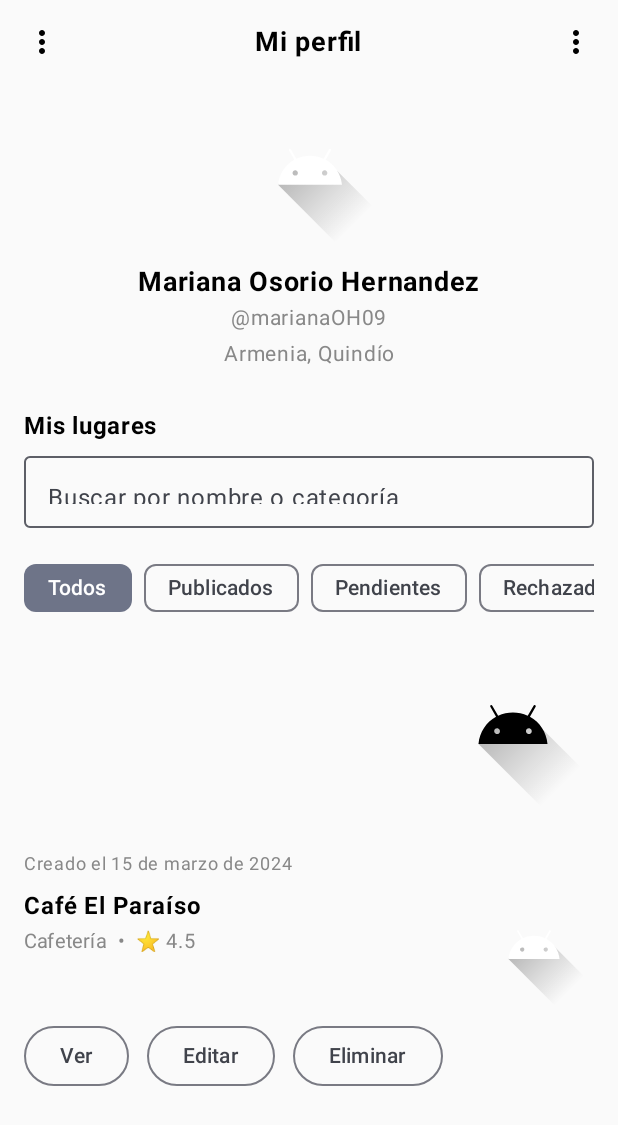
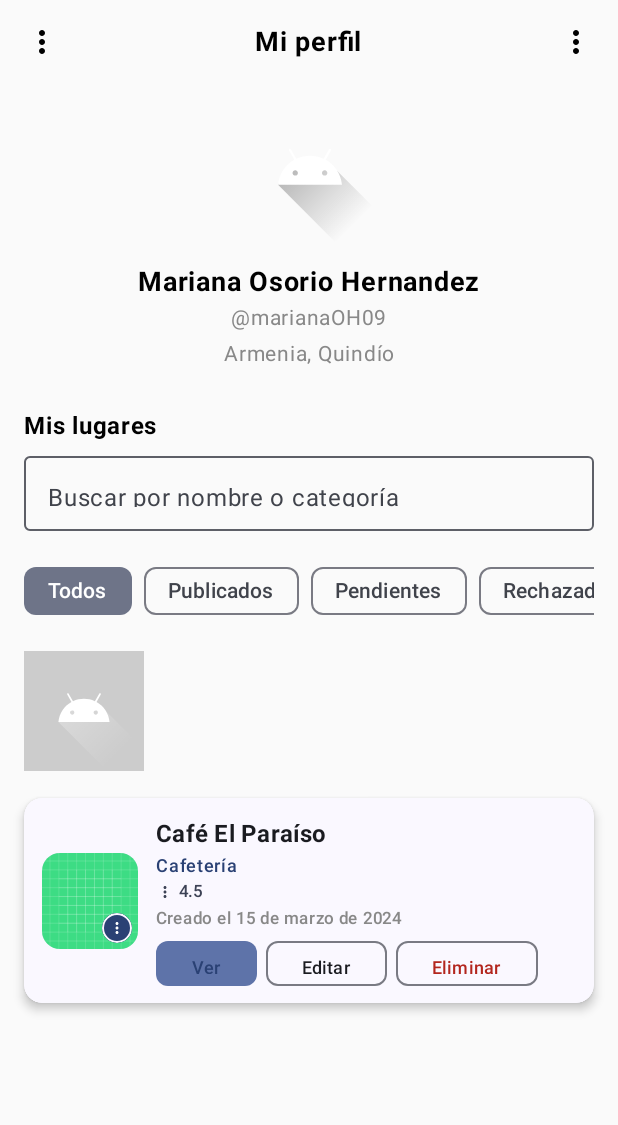
Before and after one commit to dvdm12/unilocal, an Android app built with Jetpack Compose: the HomeUser screen opened through its navigation route, on a phone screen of 412 x 824 dp. Shown: the top 1125 px of the screen. Run offline under Robolectric (Android 15) with nearby library versions, the phone set to English and light mode, and no system bars.

Commit message:
i've added new components like place card and improve it

```diff
--- a/app/src/main/java/com/example/unilocal/ui/screens/user/HomeUser.kt
+++ b/app/src/main/java/com/example/unilocal/ui/screens/user/HomeUser.kt
@@ -1,7 +1,9 @@
 package com.example.unilocal.ui.screens.user
 
 import androidx.compose.foundation.Image
+import androidx.compose.foundation.background
 import androidx.compose.foundation.layout.*
+import androidx.compose.foundation.layout.Arrangement
 import androidx.compose.foundation.lazy.LazyRow
 import androidx.compose.foundation.lazy.items
 import androidx.compose.foundation.rememberScrollState
@@ -87,7 +89,7 @@ fun HomeUser() {
             placeholder = { Text(stringResource(R.string.search_placeholder)) },
             modifier = Modifier
                 .fillMaxWidth()
-                .height(48.dp)
+                .height(50.dp)
         )
 
         Spacer(modifier = Modifier.height(16.dp))
@@ -108,11 +110,13 @@ fun HomeUser() {
         // Ordenar
         Row(
             modifier = Modifier.fillMaxWidth(),
-            horizontalArrangement = Arrangement.End
+            horizontalArrangement = Arrangement.Absolute.Left
         ) {
             Icon(
                 painter = painterResource(id = R.drawable.ic_launcher_foreground), // Cambiar por ícono de filtro
-                contentDescription = stringResource(R.string.sort_content_desc)
+                contentDescription = stringResource(R.string.sort_content_desc),
+                modifier = Modifier.size(80.dp).then(Modifier.background(Color.LightGray)),
+                tint= Color.White
             )
         }
 
@@ -124,64 +128,14 @@ fun HomeUser() {
             name = stringResource(R.string.place_name),
             category = stringResource(R.string.place_category),
             rating = 4.5f,
-            imageRes = R.drawable.ic_launcher_foreground
+            imageRes = R.drawable.ic_launcher_background
         )
     }
 
     // TODO: Puedes añadir aquí un BottomNavigation si lo necesitas globalmente
 }
 
-@Composable
-fun PlaceCard(
-    date: String,
-    name: String,
-    category: String,
-    rating: Float,
-    imageRes: Int
-) {
-    Column(
-        modifier = Modifier
-            .fillMaxWidth()
-            .padding(vertical = 12.dp)
-    ) {
-        Text(text = stringResource(R.string.created_on, date), fontSize = 12.sp, color = Color.Gray)
-        Spacer(modifier = Modifier.height(4.dp))
-        Row(
-            modifier = Modifier.fillMaxWidth(),
-            horizontalArrangement = Arrangement.SpaceBetween
-        ) {
-            Column(modifier = Modifier.weight(1f)) {
-                Text(name, fontWeight = FontWeight.Bold)
-                Text("$category  •  ⭐ $rating", fontSize = 13.sp, color = Color.Gray)
-            }
 
-            Spacer(modifier = Modifier.width(8.dp))
-
-            Image(
-                painter = painterResource(id = imageRes),
-                contentDescription = null,
-                modifier = Modifier
-                    .size(80.dp)
-                    .clip(MaterialTheme.shapes.medium),
-                contentScale = ContentScale.Crop
-            )
-        }
-
-        Spacer(modifier = Modifier.height(8.dp))
-
-        Row(horizontalArrangement = Arrangement.spacedBy(12.dp)) {
-            OutlinedButton(onClick = {}) {
-                Text(stringResource(R.string.view))
-            }
-            OutlinedButton(onClick = {}) {
-                Text(stringResource(R.string.edit))
-            }
-            OutlinedButton(onClick = {}) {
-                Text(stringResource(R.string.delete))
-            }
-        }
-    }
-}
 
 @Preview(showBackground = true)
 @Composable
--- /dev/null
+++ b/app/src/main/java/com/example/unilocal/ui/screens/user/PlaceCardHome.kt
@@ -0,0 +1,170 @@
+package com.example.unilocal.ui.screens.user
+
+import androidx.compose.foundation.Image
+import androidx.compose.foundation.background
+import androidx.compose.foundation.border
+import androidx.compose.foundation.layout.Arrangement
+import androidx.compose.foundation.layout.Box
+import androidx.compose.foundation.layout.Column
+import androidx.compose.foundation.layout.Row
+import androidx.compose.foundation.layout.Spacer
+import androidx.compose.foundation.layout.fillMaxWidth
+import androidx.compose.foundation.layout.height
+import androidx.compose.foundation.layout.offset
+import androidx.compose.foundation.layout.padding
+import androidx.compose.foundation.layout.size
+import androidx.compose.foundation.lazy.LazyRow
+import androidx.compose.foundation.lazy.items
+import androidx.compose.foundation.shape.CircleShape
+import androidx.compose.material.icons.Icons
+import androidx.compose.material.icons.filled.MoreVert
+import androidx.compose.material3.Button
+import androidx.compose.material3.ButtonDefaults
+import androidx.compose.material3.Card
+import androidx.compose.material3.CardDefaults
+import androidx.compose.material3.Icon
+import androidx.compose.material3.MaterialTheme
+import androidx.compose.material3.OutlinedButton
+import androidx.compose.material3.Text
+import androidx.compose.runtime.Composable
+import androidx.compose.ui.Alignment
+import androidx.compose.ui.Modifier
+import androidx.compose.ui.draw.clip
+import androidx.compose.ui.draw.shadow
+import androidx.compose.ui.graphics.Color
+import androidx.compose.ui.layout.ContentScale
+import androidx.compose.ui.res.painterResource
+import androidx.compose.ui.res.stringResource
+import androidx.compose.ui.text.font.FontWeight
+import androidx.compose.ui.unit.dp
+import androidx.compose.ui.unit.sp
+import com.example.unilocal.R
+
+@Composable
+fun PlaceCard(
+    date: String,
+    name: String,
+    category: String,
+    rating: Float,
+    imageRes: Int
+) {
+    Card(
+        modifier = Modifier
+            .fillMaxWidth()
+            .padding(vertical = 6.dp) // Reduced vertical padding
+            .shadow(4.dp, MaterialTheme.shapes.medium), // Reduced shadow and shape size
+        shape = MaterialTheme.shapes.medium, // Use a slightly smaller shape
+        colors = CardDefaults.cardColors(containerColor = MaterialTheme.colorScheme.surface),
+        elevation = CardDefaults.cardElevation(defaultElevation = 3.dp) // Reduced elevation
+    ) {
+        Row(
+            modifier = Modifier
+                .fillMaxWidth()
+                .background(MaterialTheme.colorScheme.surface)
+                .padding(12.dp), // Reduced internal padding
+            verticalAlignment = Alignment.CenterVertically
+        ) {
+            Box(modifier = Modifier.padding(end = 12.dp)) { // Reduced end padding
+                Image(
+                    painter = painterResource(id = imageRes),
+                    contentDescription = null,
+                    modifier = Modifier
+                        .size(64.dp) // Reduced image size
+                        .clip(MaterialTheme.shapes.medium)
+                        .background(MaterialTheme.colorScheme.primary.copy(alpha = 0.08f)),
+                    contentScale = ContentScale.Crop
+                )
+                Box(
+                    modifier = Modifier
+                        .align(Alignment.BottomEnd)
+                        .offset(x = (-4).dp, y = (-4).dp) // Slightly smaller offset
+                        .size(20.dp) // Reduced badge size
+                        .clip(CircleShape)
+                        .background(MaterialTheme.colorScheme.primary)
+                        .border(1.dp, MaterialTheme.colorScheme.surface, CircleShape), // Thinner border
+                    contentAlignment = Alignment.Center
+                ) {
+                    Icon(
+                        imageVector = Icons.Default.MoreVert, // Use a proper star icon if available
+                        contentDescription = null,
+                        tint = Color.White,
+                        modifier = Modifier.size(12.dp) // Smaller icon
+                    )
+                }
+            }
+            Column(modifier = Modifier.weight(1f)) {
+                Text(
+                    text = name,
+                    style = MaterialTheme.typography.titleMedium, // Slightly smaller typography
+                    fontWeight = FontWeight.Bold,
+                    color = MaterialTheme.colorScheme.onSurface
+                )
+                Text(
+                    text = category,
+                    style = MaterialTheme.typography.labelMedium, // Slightly smaller typography
+                    color = MaterialTheme.colorScheme.primary,
+                    modifier = Modifier.padding(vertical = 1.dp)
+                )
+                Row(verticalAlignment = Alignment.CenterVertically) {
+                    Icon(
+                        imageVector = Icons.Default.MoreVert, // Use a proper star icon if available
+                        contentDescription = null,
+                        tint = MaterialTheme.colorScheme.secondary,
+                        modifier = Modifier.size(12.dp) // Smaller icon
+                    )
+                    Text(
+                        text = " $rating",
+                        style = MaterialTheme.typography.labelSmall, // Slightly smaller typography
+                        color = MaterialTheme.colorScheme.secondary
+                    )
+                }
+                Spacer(modifier = Modifier.height(2.dp)) // Reduced spacing
+                Text(
+                    text = stringResource(R.string.created_on, date),
+                    style = MaterialTheme.typography.labelSmall,
+                    color = Color.Gray
+                )
+                Spacer(modifier = Modifier.height(6.dp)) // Reduced spacing
+                val actions = listOf(
+                    Triple(stringResource(R.string.view), ButtonType.Filled, MaterialTheme.colorScheme.primary),
+                    Triple(stringResource(R.string.edit), ButtonType.Outlined, MaterialTheme.colorScheme.onSurface),
+                    Triple(stringResource(R.string.delete), ButtonType.OutlinedError, MaterialTheme.colorScheme.error)
+                )
+                LazyRow(horizontalArrangement = Arrangement.spacedBy(6.dp)) {
+                    items(actions) { (label, type, color) ->
+                        when (type) {
+                            ButtonType.Filled -> Button(
+                                onClick = {},
+                                shape = MaterialTheme.shapes.small,
+                                colors = ButtonDefaults.buttonColors(containerColor = MaterialTheme.colorScheme.primaryContainer),
+                                modifier = Modifier.height(30.dp)
+                            ) {
+                                Text(label, fontSize = 12.sp, color = color)
+                            }
+                            ButtonType.Outlined -> OutlinedButton(
+                                onClick = {},
+                                shape = MaterialTheme.shapes.small,
+                                border = ButtonDefaults.outlinedButtonBorder(enabled = true),
+                                modifier = Modifier.height(30.dp)
+                            ) {
+                                Text(label, fontSize = 12.sp, color = color)
+                            }
+                            ButtonType.OutlinedError -> OutlinedButton(
+                                onClick = {},
+                                shape = MaterialTheme.shapes.small,
+                                border = ButtonDefaults.outlinedButtonBorder(enabled = true),
+                                colors = ButtonDefaults.outlinedButtonColors(contentColor = color),
+                                modifier = Modifier.height(30.dp)
+                            ) {
+                                Text(label, fontSize = 12.sp, color = color)
+                            }
+                        }
+                    }
+                }
+            }
+        }
+    }
+}
+
+// Helper enum for button types
+private enum class ButtonType { Filled, Outlined, OutlinedError }
```
